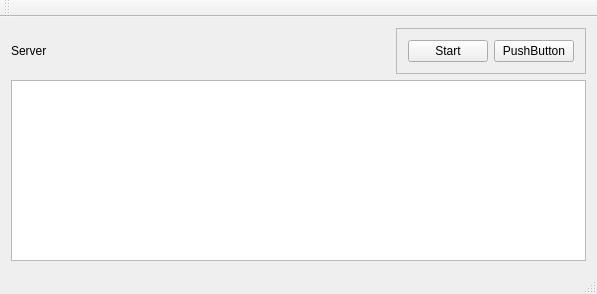
Before: the Qt Designer form UserStudyServer/userstudyserver.ui in ialhashim/user-study-graphics, drawn with Qt 5.
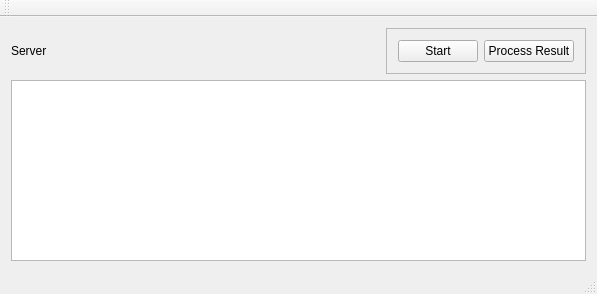
After: the same form once the commit is applied. Icons and pictures are not drawn.

Commit message: Process results code.

Diff of the .ui file:
```diff
--- a/UserStudyServer/userstudyserver.ui
+++ b/UserStudyServer/userstudyserver.ui
@@ -63,7 +63,7 @@
           </sizepolicy>
          </property>
          <property name="text">
-          <string>PushButton</string>
+          <string>Process Result</string>
          </property>
         </widget>
        </item>
```
Left out of the diff: 2 changed lines with no effect on the pictures. The commit also changes 3 other files.
